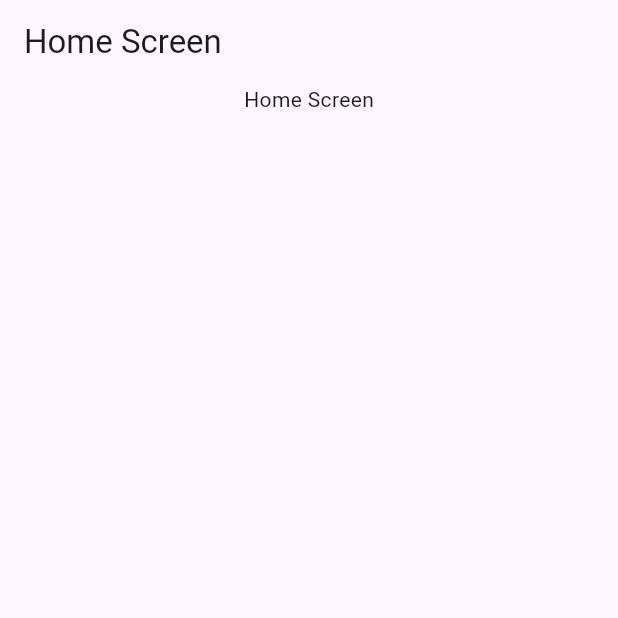
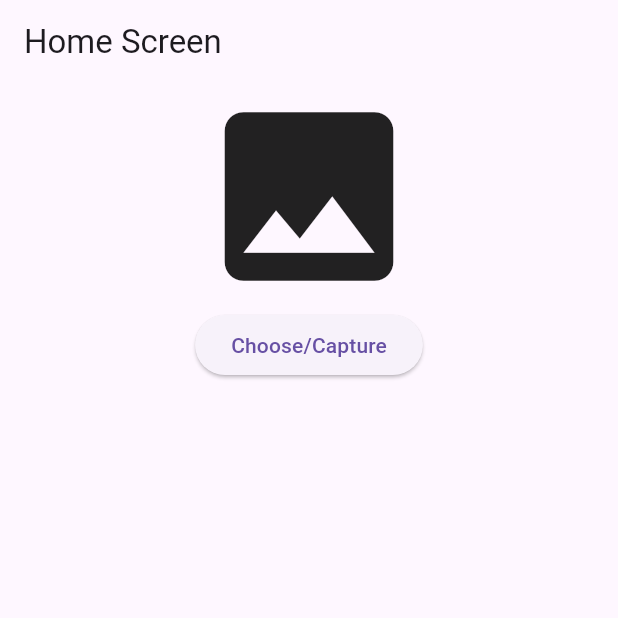
Before and after one commit to joaoconstancio1/image_picker_ml, a Flutter app: the screen it shows after launch, on a phone screen of 412 x 824 dp, the top half of it. Run offline on Flutter 3.47's test engine with Material 3 defaults, Android fonts, the phone set to English and light mode, and no system bars.

Commit message:
Add file selector plugin support and update dependencies
- Added NDK version to build.gradle.kts
- Updated Info.plist with usage descriptions for photo library, camera, and microphone
- Refactored Home widget to StatefulWidget and implemented image selection
- Registered file selector plugin for Linux, macOS, and Windows
- Updated pubspec.yaml to include image_picker dependency
- Updated pubspec.lock with new dependencies

```diff
--- a/lib/home.dart
+++ b/lib/home.dart
@@ -1,13 +1,34 @@
+import 'dart:io';
+
 import 'package:flutter/material.dart';
 
-class Home extends StatelessWidget {
+class Home extends StatefulWidget {
   const Home({super.key});
+
+  @override
+  State<Home> createState() => _HomeState();
+}
+
+class _HomeState extends State<Home> {
+  File? image;
 
   @override
   Widget build(BuildContext context) {
     return Scaffold(
       appBar: AppBar(title: const Text('Home Screen')),
-      body: Center(child: Column(children: [const Text('Home Screen')])),
+      body: Center(
+        child: Column(
+          children: [
+            image == null
+                ? const Icon(Icons.image, size: 150)
+                : Image.file(image!),
+            ElevatedButton(
+              onPressed: () {},
+              child: const Text('Choose/Capture'),
+            ),
+          ],
+        ),
+      ),
     );
   }
 }
--- a/pubspec.yaml
+++ b/pubspec.yaml
@@ -31,9 +31,9 @@ dependencies:
   flutter:
     sdk: flutter
 
-  # The following adds the Cupertino Icons font to your application.
-  # Use with the CupertinoIcons class for iOS style icons.
   cupertino_icons: ^1.0.8
+  image_picker: ^1.2.0
+
 
 dev_dependencies:
   flutter_test:
```
Also changed, not shown: pubspec.lock, 7 other files.
